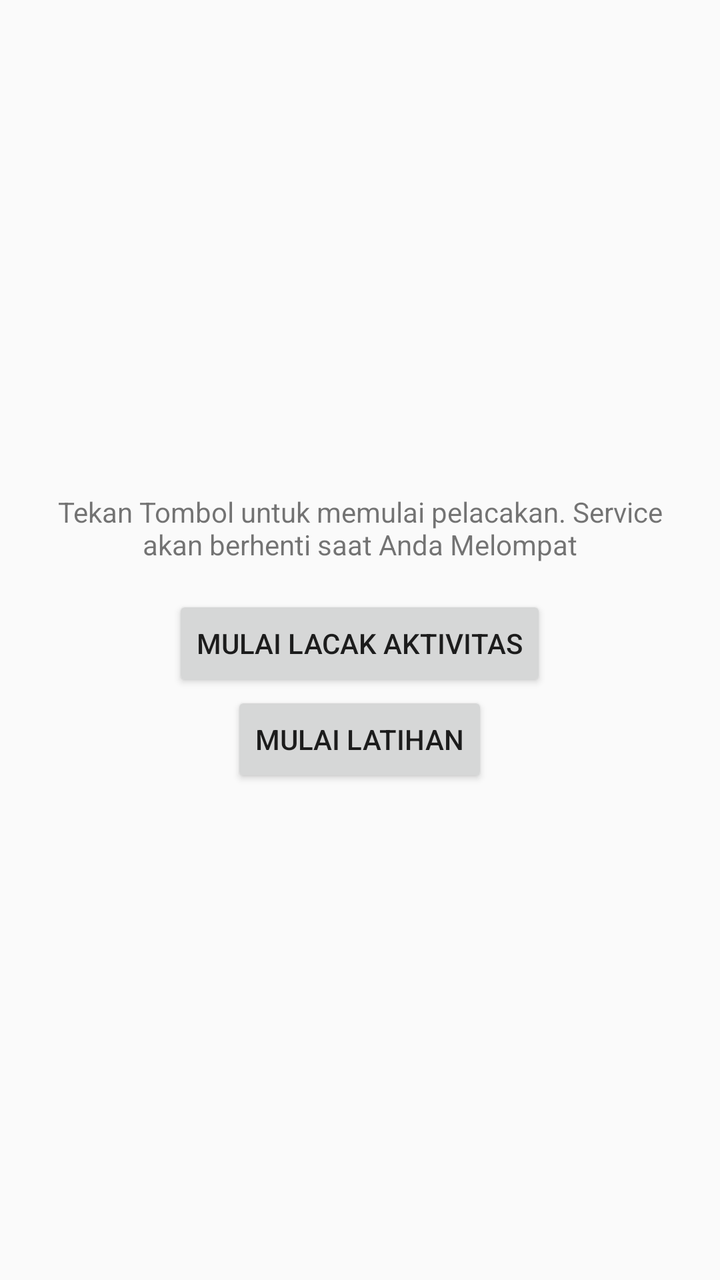
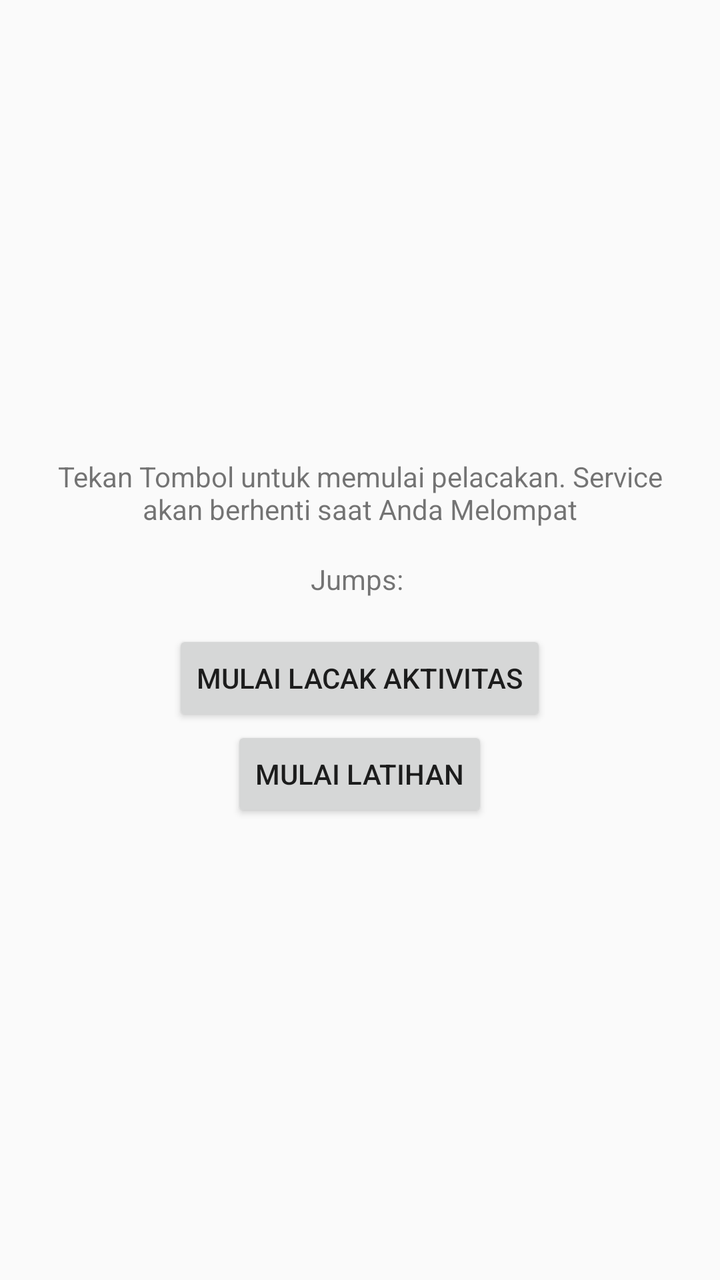

The first picture is an Android layout as it rendered before a commit; the second is the same layout after the commit. The layout source and the unified diff follow.
<!-- AndroidManifest.xml: activity theme Theme.BackgroundServices -->
<!-- res/layout/activity_main.xml -->
<?xml version="1.0" encoding="utf-8"?>
<LinearLayout xmlns:android="http://schemas.android.com/apk/res/android"
    android:orientation="vertical"
    android:layout_width="match_parent"
    android:layout_height="match_parent"
    android:padding="16dp"
    android:gravity="center">

    <TextView
        android:layout_width="match_parent"
        android:layout_height="wrap_content"
        android:text="Tekan Tombol untuk memulai pelacakan. Service akan berhenti saat Anda Melompat"
        android:textAlignment="center"
        android:layout_marginBottom="16dp"
        android:id="@+id/statusTextView"
        />

    <Button
        android:id="@+id/btnMasuk"
        android:layout_width="wrap_content"
        android:layout_height="wrap_content"
        android:text="Mulai Lacak Aktivitas"/>

    <Button
        android:id="@+id/btnLatihan"
        android:layout_width="wrap_content"
        android:layout_height="wrap_content"
        android:text="Mulai Latihan"/>

</LinearLayout>
<!-- resources referenced by this layout -->
<resources>
  <style name="Theme.BackgroundServices" parent="android:Theme.Material.Light.NoActionBar" />
</resources>

<!-- the commit's change to res/layout/activity_main.xml (unified diff, before → after) -->
@@ -15,6 +15,15 @@
         android:id="@+id/statusTextView"
         />
 
+    <TextView
+        android:layout_width="match_parent"
+        android:layout_height="wrap_content"
+        android:text="Jumps: "
+        android:textAlignment="center"
+        android:layout_marginBottom="16dp"
+        android:id="@+id/jumpCount"
+        />
+
     <Button
         android:id="@+id/btnMasuk"
         android:layout_width="wrap_content"
